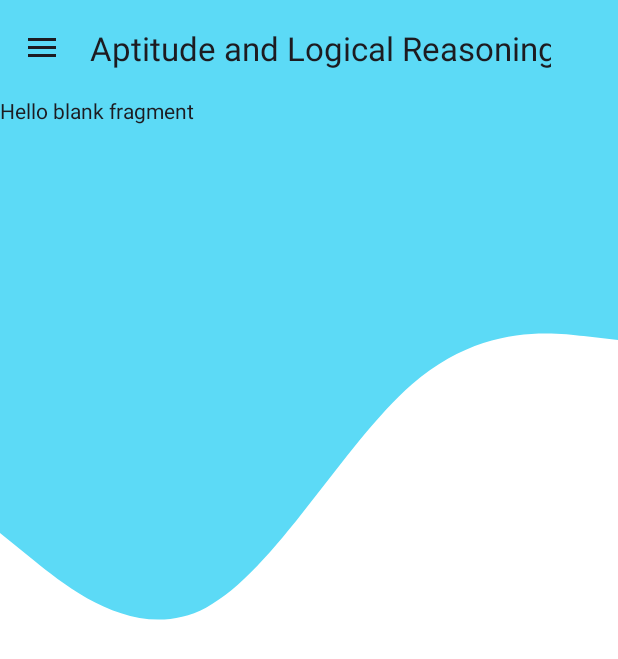
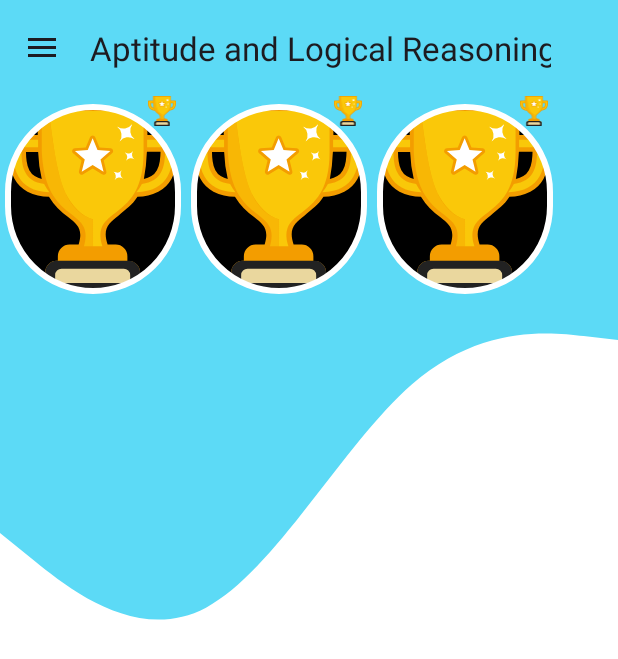
Before and after one commit to vishal4720/AptitudeandLogicalReasoning, an Android app: the screen it shows after launch once a user with an empty profile is signed in (HomeActivity), on a phone screen of 412 x 824 dp. Shown: the top 659 px of the screen. Run offline under Robolectric (Android 15) with nearby library versions, the phone set to English and light mode, and no system bars; our stand-ins replace Firebase (no records; nobody signed in at launch, a user with empty details on screens opened directly).

Commit message:
Added Navigation and Created Fragments

```diff
--- a/app/src/main/java/com/developingmind/aptitudeandlogicalreasoning/HomeActivity.java
+++ b/app/src/main/java/com/developingmind/aptitudeandlogicalreasoning/HomeActivity.java
@@ -14,6 +14,7 @@ import android.view.Gravity;
 import android.view.MenuItem;
 
 import com.developingmind.aptitudeandlogicalreasoning.home.HomeFragment;
+import com.developingmind.aptitudeandlogicalreasoning.leaderboard.LeaderboardFragment;
 import com.developingmind.aptitudeandlogicalreasoning.profile.ProfileFragment;
 import com.developingmind.aptitudeandlogicalreasoning.quiz.QuizFragment;
 import com.google.android.material.navigation.NavigationView;
@@ -43,7 +44,7 @@ public class HomeActivity extends AppCompatActivity implements NavigationView.On
         navigationView.setNavigationItemSelectedListener(this);
 
         if (savedInstanceState == null) {
-            getSupportFragmentManager().beginTransaction().replace(R.id.frame, new HomeFragment()).commit();
+            getSupportFragmentManager().beginTransaction().replace(R.id.frame, new LeaderboardFragment()).commit();
         }
 
     }
--- /dev/null
+++ b/app/src/main/res/drawable/trophy_icon.xml
@@ -0,0 +1,13 @@
+<vector android:autoMirrored="true" android:height="122.88dp"
+    android:viewportHeight="122.88" android:viewportWidth="113.48"
+    android:width="113.48dp" xmlns:android="http://schemas.android.com/apk/res/android">
+    <path android:fillColor="#f39d00" android:pathData="M3.21,18.74H19.86q0,-4 0.06,-8.26V0H93.05V10.49c0,2.92 0,5.66 0,8.26h17.24a3.08,3.08 0,0 1,3.07 2.93,77.67 77.67,0 0,1 -0.4,13.9A34,34 0,0 1,109.11 48a21.77,21.77 0,0 1,-8.8 8.6A31.91,31.91 0,0 1,86.41 60C83.14,65.43 78.78,68 73.68,72.67c-6.17,4.71 -10.81,8.26 -7.2,19.13h5.39a7.84,7.84 0,0 1,7.82 7.82v3.15h0.77A7.69,7.69 0,0 1,85.91 105h0a7.67,7.67 0,0 1,2.26 5.45v5.23a1.77,1.77 0,0 1,-1.77 1.77H26.58a1.77,1.77 0,0 1,-1.77 -1.77v-5.23A7.66,7.66 0,0 1,27.07 105h0a7.66,7.66 0,0 1,5.44 -2.26h0.77V99.62a7.75,7.75 0,0 1,2.3 -5.51v0a7.81,7.81 0,0 1,5.51 -2.29h6.06c3.22,-10.26 -1,-13.58 -6.83,-18.17A44.47,44.47 0,0 1,27.34 60,31.87 31.87,0 0,1 13,56.54a21.47,21.47 0,0 1,-8.73 -8.6A34.07,34.07 0,0 1,0.51 35.58,78.1 78.1,0 0,1 0.13,21.9v-0.08a3.08,3.08 0,0 1,3.09 -3.08ZM92.71,30a121.67,121.67 0,0 1,-2 18,15.17 15.17,0 0,0 5,-1.9 10.49,10.49 0,0 0,3.69 -3.89,18 18,0 0,0 1.93,-6 45.37,45.37 0,0 0,0.5 -6.25H92.71ZM20.12,30H12a49.78,49.78 0,0 0,0.45 6.27,18.41 18.41,0 0,0 1.8,6 10.13,10.13 0,0 0,3.57 3.88A14.57,14.57 0,0 0,22.54 48a92,92 0,0 1,-2.42 -18Z"/>
+    <path android:fillColor="#f9c809" android:pathData="M20.08,21.82L3.21,21.82C2.75,31.1 3.34,40 7,46.43c3.43,6.11 9.7,10.15 20.62,10.46a27.9,27.9 0,0 1,-3.48 -5.51c-6.56,-0.88 -10.36,-3.59 -12.54,-7.67S8.94,34.32 8.94,28.14a1.23,1.23 0,0 1,1.23 -1.23h9.91L20.08,21.82ZM92.85,26.92h10.82a1.23,1.23 0,0 1,1.23 1.22c0,6.2 -0.56,11.54 -2.84,15.6s-6.16,6.75 -12.7,7.64a25.38,25.38 0,0 1,-3.69 5.52c11,-0.29 17.29,-4.33 20.77,-10.45 3.67,-6.47 4.29,-15.34 3.84,-24.62L92.85,21.83v5.09Z"/>
+    <path android:fillColor="#222" android:pathData="M79.69,102.76h0.77A7.69,7.69 0,0 1,85.91 105h0a7.67,7.67 0,0 1,2.26 5.45v10.63a1.77,1.77 0,0 1,-1.77 1.77H26.58a1.77,1.77 0,0 1,-1.77 -1.77V110.48A7.66,7.66 0,0 1,27.07 105h0a7.66,7.66 0,0 1,5.44 -2.26H79.69Z"/>
+    <path android:fillColor="#ead79e" android:pathData="M70.64,108H35.72a4.22,4.22 0,0 0,-3 1.25h0a4.26,4.26 0,0 0,-1.25 3v5.28H81.55v-5.28a4.26,4.26 0,0 0,-1.26 -3,4.31 4.31,0 0,0 -3,-1.26Z"/>
+    <path android:fillColor="#f8b705" android:pathData="M50.71,93h6V75.21c-22.17,-7.88 -24.26,-35 -29.55,-72.57H22.53V29.41C23,39.6 24.68,47.14 27,52.91a38.19,38.19 0,0 0,8.39 12.8,68.65 68.65,0 0,0 6.71,5.78C49.11,77 54.19,81 50.71,93Z"/>
+    <path android:fillColor="#fac809" android:pathData="M56.71,93H63c-3.88,-12.71 1.68,-17 9,-22.55 8.05,-6.14 18.5,-14.12 18.5,-40.35V2.64H27.16C30.58,26.92 32.66,46.81 39.67,60A39.14,39.14 0,0 0,49 71.13a29.3,29.3 0,0 0,5.47 3.17,19.1 19.1,0 0,0 2.21,0.74v0.15l0.07,0V93Z"/>
+    <path android:fillColor="#f39d00" android:pathData="M58.26,20.13 L61.06,27l7.39,0.56a1.9,1.9 0,0 1,1 3.41l-5.59,4.74 1.76,7.18a1.9,1.9 0,0 1,-1.41 2.29,1.88 1.88,0 0,1 -1.49,-0.26L56.5,41l-6.29,3.89a1.9,1.9 0,0 1,-2.62 -0.62,1.85 1.85,0 0,1 -0.23,-1.44l1.75,-7.18 -5.66,-4.8a1.91,1.91 0,0 1,1.09 -3.35L51.93,27l2.81,-6.84a1.91,1.91 0,0 1,3.52 0Z"/>
+    <path android:fillColor="#fff" android:pathData="M56.5,20.86l3.25,7.92l8.56,0.65l-6.55,5.55l2.03,8.32l-7.29,-4.51l-7.29,4.51l2.03,-8.32l-6.55,-5.55l8.55,-0.65l3.26,-7.92l0,0l0,0z"/>
+    <path android:fillColor="#fff" android:fillType="evenOdd" android:pathData="M76.62,47.62l-0.07,0.1a3.79,3.79 0,0 0,-5.17 0.83l-0.1,-0.08a3.52,3.52 0,0 0,0.62 -2.75,3.57 3.57,0 0,0 -1.44,-2.42 26.79,26.79 0,0 0,2.82 0.53,3.58 3.58,0 0,0 2.42,-1.45l0.1,0.07a3.81,3.81 0,0 0,0.82 5.17ZM84.27,34.8l-0.07,0.1a3.78,3.78 0,0 0,-5.17 0.82l-0.1,-0.07a3.79,3.79 0,0 0,-0.83 -5.17l0.07,-0.1a3.8,3.8 0,0 0,5.18 -0.83l0.09,0.08a3.79,3.79 0,0 0,0.83 5.17ZM84.33,21.24 L84.2,21.42a6.94,6.94 0,0 0,-9.46 1.51l-0.18,-0.13a6.5,6.5 0,0 0,1.14 -5,6.49 6.49,0 0,0 -2.65,-4.43l0.13,-0.18a6.94,6.94 0,0 0,9.46 -1.51l0.18,0.13a6.5,6.5 0,0 0,-1.14 5,6.51 6.51,0 0,0 2.65,4.43Z"/>
+</vector>
--- a/app/src/main/res/layout/fragment_leaderboard.xml
+++ b/app/src/main/res/layout/fragment_leaderboard.xml
@@ -3,12 +3,96 @@
     xmlns:tools="http://schemas.android.com/tools"
     android:layout_width="match_parent"
     android:layout_height="match_parent"
+    xmlns:app="http://schemas.android.com/apk/res-auto"
     tools:context=".leaderboard.LeaderboardFragment">
 
-    <!-- TODO: Update blank fragment layout -->
-    <TextView
+
+    <androidx.appcompat.widget.LinearLayoutCompat
         android:layout_width="match_parent"
         android:layout_height="match_parent"
-        android:text="@string/hello_blank_fragment" />
+        android:orientation="horizontal">
+
+        <androidx.appcompat.widget.LinearLayoutCompat
+            android:layout_width="wrap_content"
+            android:layout_height="wrap_content"
+            android:gravity="end"
+            android:orientation="vertical">
+
+            <ImageView
+                android:layout_width="20dp"
+                android:layout_height="20dp"
+                android:layout_marginEnd="6dp"
+                android:layout_marginBottom="-18dp"
+                android:adjustViewBounds="true"
+                android:src="@drawable/trophy_icon" />
+
+            <com.google.android.material.imageview.ShapeableImageView
+                android:id="@+id/imageView_rank2"
+                android:layout_width="wrap_content"
+                android:layout_height="wrap_content"
+                android:background="@color/black"
+                android:padding="5dp"
+                android:src="@drawable/trophy_icon"
+                app:shapeAppearanceOverlay="@style/Circular"
+                app:strokeColor="@color/white"
+                app:strokeWidth="4dp" />
+
+        </androidx.appcompat.widget.LinearLayoutCompat>
+
+        <androidx.appcompat.widget.LinearLayoutCompat
+            android:layout_width="wrap_content"
+            android:layout_height="wrap_content"
+            android:gravity="end"
+            android:orientation="vertical">
+
+            <ImageView
+                android:layout_width="20dp"
+                android:layout_height="20dp"
+                android:layout_marginEnd="6dp"
+                android:layout_marginBottom="-18dp"
+                android:adjustViewBounds="true"
+                android:src="@drawable/trophy_icon" />
+
+            <com.google.android.material.imageview.ShapeableImageView
+                android:id="@+id/imageView_rank1"
+                android:layout_width="wrap_content"
+                android:layout_height="wrap_content"
+                android:background="@color/black"
+                android:padding="5dp"
+                android:src="@drawable/trophy_icon"
+                app:shapeAppearanceOverlay="@style/Circular"
+                app:strokeColor="@color/white"
+                app:strokeWidth="4dp" />
+
+        </androidx.appcompat.widget.LinearLayoutCompat>
+
+        <androidx.appcompat.widget.LinearLayoutCompat
+            android:layout_width="wrap_content"
+            android:layout_height="wrap_content"
+            android:gravity="end"
+            android:orientation="vertical">
+
+            <ImageView
+                android:layout_width="20dp"
+                android:layout_height="20dp"
+                android:layout_marginEnd="6dp"
+                android:layout_marginBottom="-18dp"
+                android:adjustViewBounds="true"
+                android:src="@drawable/trophy_icon" />
+
+            <com.google.android.material.imageview.ShapeableImageView
+                android:id="@+id/imageView_rank3"
+                android:layout_width="wrap_content"
+                android:layout_height="wrap_content"
+                android:background="@color/black"
+                android:padding="5dp"
+                android:src="@drawable/trophy_icon"
+                app:shapeAppearanceOverlay="@style/Circular"
+                app:strokeColor="@color/white"
+                app:strokeWidth="4dp" />
+
+        </androidx.appcompat.widget.LinearLayoutCompat>
+
+    </androidx.appcompat.widget.LinearLayoutCompat>
 
 </FrameLayout>
--- /dev/null
+++ b/app/src/main/res/values/custom_styles.xml
@@ -0,0 +1,6 @@
+<?xml version="1.0" encoding="utf-8"?>
+<resources>
+    <style name="Circular">
+        <item name="cornerSize">50%</item>
+    </style>
+</resources>
```
